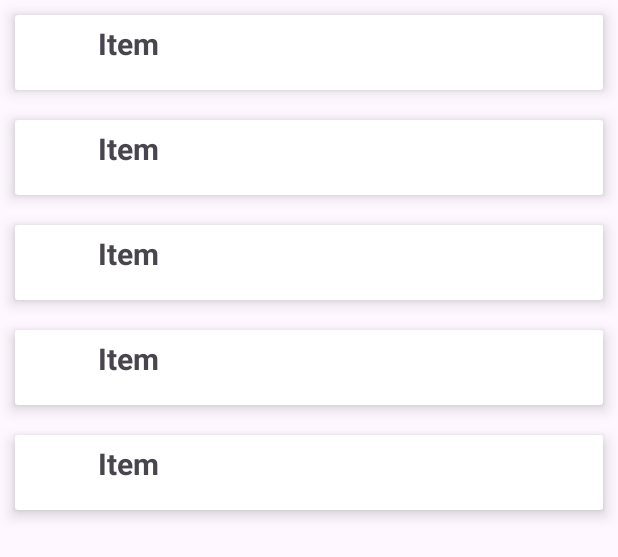
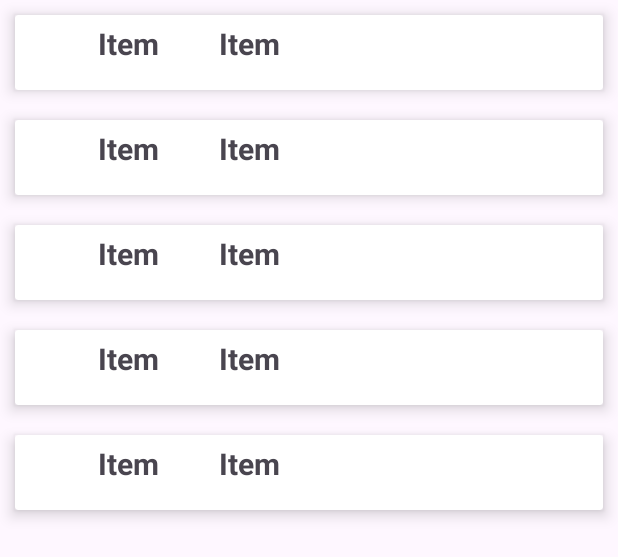
Before and after one commit to ppulidoc/RecicleViewBase, an Android app: the layout activity_main.xml on its own in the app's theme, with its tools: preview values and no code run, on a phone screen of 412 x 824 dp. Shown: the top 557 px of the screen. Run offline under Robolectric (Android 15) with nearby library versions, the phone set to English and light mode, and no system bars.

Commit message:
RecyclerView chancles example done

```diff
--- a/app/build.gradle.kts
+++ b/app/build.gradle.kts
@@ -33,6 +33,9 @@ android {
     kotlinOptions {
         jvmTarget = "1.8"
     }
+    dataBinding {
+        enable = true
+    }
 }
 
 dependencies {
--- a/app/src/main/java/ItemsViewModel.kt
+++ /dev/null
@@ -1 +0,0 @@
-data class ItemsViewModel(val image: Int, val text: String)
--- /dev/null
+++ b/app/src/main/java/com/paudam/recicleviewbase/Chancles.kt
@@ -0,0 +1,3 @@
+package com.paudam.recicleviewbase
+
+data class Chancles(val imagen: Int, val preu: Int, val marca: String)
--- a/app/src/main/res/layout/activity_main.xml
+++ b/app/src/main/res/layout/activity_main.xml
@@ -1,4 +1,5 @@
 <?xml version="1.0" encoding="utf-8"?>
+<layout>
 <androidx.constraintlayout.widget.ConstraintLayout xmlns:android="http://schemas.android.com/apk/res/android"
     xmlns:app="http://schemas.android.com/apk/res-auto"
     xmlns:tools="http://schemas.android.com/tools"
@@ -7,18 +8,7 @@
     android:layout_height="match_parent"
     tools:context=".MainActivity">
 
-    <androidx.recyclerview.widget.RecyclerView
-        android:id="@+id/recyclerView"
-        android:layout_width="0dp"
-        android:layout_height="0dp"
-        android:layout_marginStart="1dp"
-        android:layout_marginTop="1dp"
-        android:layout_marginEnd="1dp"
-        android:layout_marginBottom="1dp"
-        app:layout_constraintBottom_toBottomOf="parent"
-        app:layout_constraintEnd_toEndOf="parent"
-        app:layout_constraintStart_toStartOf="parent"
-        app:layout_constraintTop_toTopOf="parent" />
+
 
     <LinearLayout
         xmlns:android="http://schemas.android.com/apk/res/android"
@@ -29,7 +19,7 @@
         tools:context=".MainActivity">
 
         <androidx.recyclerview.widget.RecyclerView
-            android:id="@+id/recyclerview"
+            android:id="@+id/recyclerview2"
             android:layout_width="match_parent"
             android:layout_height="match_parent"
             tools:itemCount="5"
@@ -37,3 +27,4 @@
 
     </LinearLayout>
 </androidx.constraintlayout.widget.ConstraintLayout>
+</layout>
--- a/app/src/main/res/layout/card_view_design.xml
+++ b/app/src/main/res/layout/card_view_design.xml
@@ -14,12 +14,12 @@
         android:padding="5dp">
 
         <ImageView
-            android:id="@+id/imageview"
+            android:id="@+id/imageviewXancla"
             android:layout_width="40dp"
             android:layout_height="40dp" />
 
         <TextView
-            android:id="@+id/textView"
+            android:id="@+id/textViewMarca"
             android:layout_width="wrap_content"
             android:layout_height="wrap_content"
             android:layout_marginStart="10dp"
@@ -28,6 +28,16 @@
             android:textSize="20sp"
             android:textStyle="bold" />
 
+        <TextView
+            android:id="@+id/textViewPreu"
+            android:layout_width="65dp"
+            android:layout_height="wrap_content"
+            android:layout_marginStart="40dp"
+            android:layout_marginLeft="8dp"
+            android:text="Item"
+            android:textSize="20sp"
+            android:textStyle="bold" />
+
     </LinearLayout>
 
 </androidx.cardview.widget.CardView>
```
Also changed, not shown: app/src/main/java/com/paudam/recicleviewbase/CustomAdapter.kt (renamed from app/src/main/java/CustomAdapter.kt, +11 -7 lines), app/src/main/java/com/paudam/recicleviewbase/DataSource.kt (added, +15 -0 lines), app/src/main/java/com/paudam/recicleviewbase/MainActivity.kt (+10 -23 lines), app/src/main/res/drawable/chanclas.png (added).
